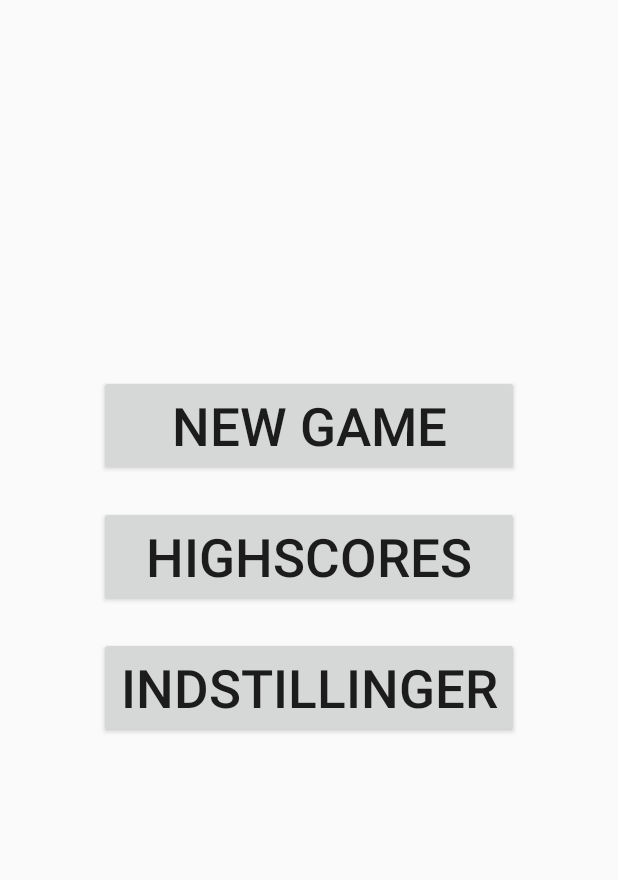
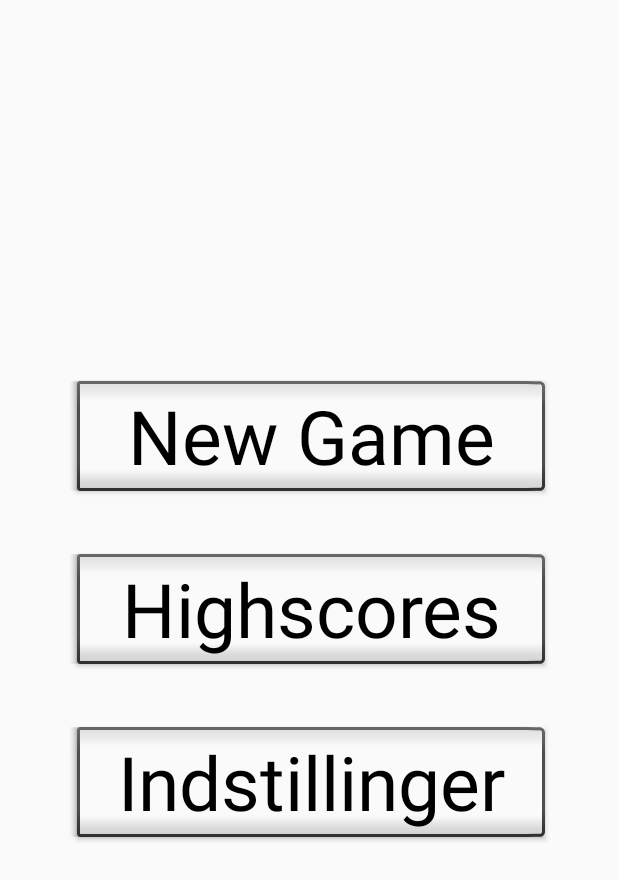
Before and after one commit to Logstor/Galgeleg, an Android app: the screen it shows after launch (MainActivity), on a phone screen of 412 x 824 dp. Shown: the top 880 px of the screen. Run offline under Robolectric (Android 15) with nearby library versions, the phone set to English and light mode, and no system bars.

Commit message:
Changed size of Menu buttons, and spacing

```diff
--- a/app/src/main/res/layout/fragment_menu.xml
+++ b/app/src/main/res/layout/fragment_menu.xml
@@ -24,32 +24,35 @@
 
         <Button
             android:id="@+id/btn_newGame"
-            android:layout_width="280dp"
+            android:layout_width="320dp"
             android:layout_height="wrap_content"
             android:text="@string/btn_newGame"
-            android:textSize="35sp"/>
+            android:textSize="50sp"
+            style="@android:style/Widget.Button.Inset"/>
 
         <Space
             android:layout_width="match_parent"
-            android:layout_height="20dp" />
+            android:layout_height="30dp" />
 
         <Button
             android:id="@+id/btn_highscores"
-            android:layout_width="280dp"
+            android:layout_width="320dp"
             android:layout_height="wrap_content"
             android:text="@string/btn_highscores"
-            android:textSize="35sp" />
+            android:textSize="50sp"
+            style="@android:style/Widget.Button.Inset"/>
 
         <Space
             android:layout_width="match_parent"
-            android:layout_height="20dp" />
+            android:layout_height="30dp" />
 
         <Button
             android:id="@+id/btn_settings"
-            android:layout_width="280dp"
+            android:layout_width="320dp"
             android:layout_height="wrap_content"
             android:text="@string/btn_settings"
-            android:textSize="35sp" />
+            android:textSize="50sp"
+            style="@android:style/Widget.Button.Inset"/>
 
     </LinearLayout>
 
--- a/app/src/main/res/values/strings.xml
+++ b/app/src/main/res/values/strings.xml
@@ -11,6 +11,4 @@
     <string name="btn_settings">Indstillinger</string>
 
     <string name="btn_mainMenu_textSize">30sp</string>
-    <string name="btn_mainMenu_width">250dp</string>
-    <string name="mainMenu_spacing">15dp</string>
 </resources>
```
